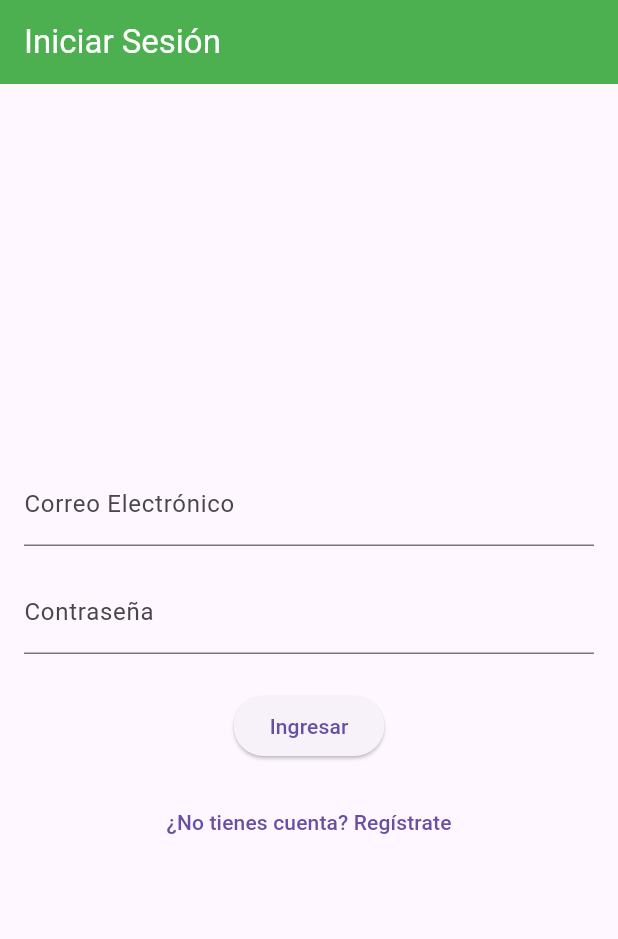
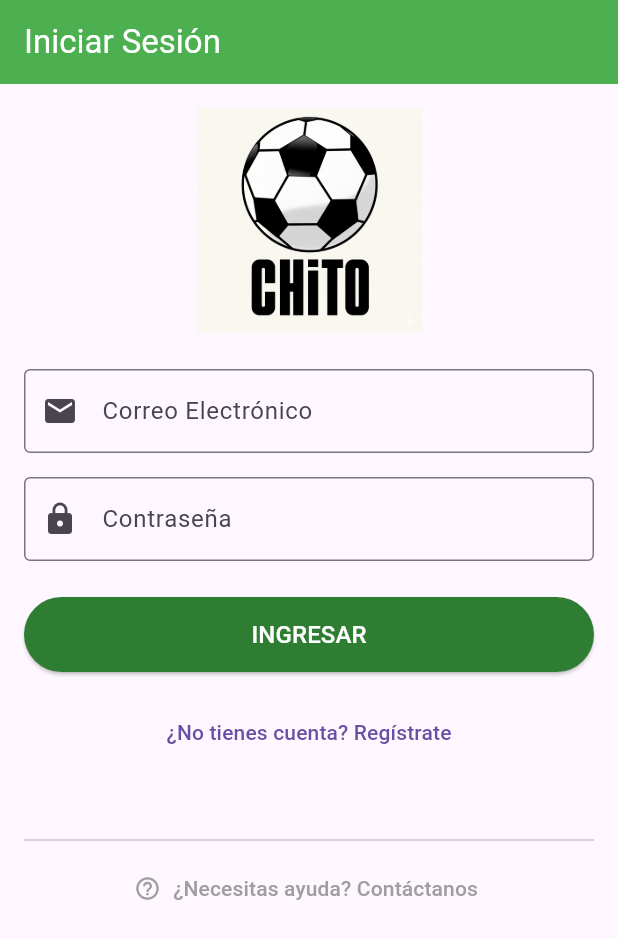
Before and after one commit to jonaalan/LigaRocaApp, a Flutter app: the screen it shows after launch, on a phone screen of 412 x 824 dp. Shown: the top 939 px of the screen. Run offline on Flutter 3.47's test engine with Material 3 defaults, Android fonts, the phone set to English and light mode, and no system bars; our stand-ins replace cloud_firestore, firebase_auth, firebase_core, firebase_messaging; accounts and stored records are empty.

Commit message:
agregue modulo de reportes de problemas en la app!

```diff
--- a/lib/src/screens/login_screen.dart
+++ b/lib/src/screens/login_screen.dart
@@ -1,4 +1,5 @@
 import 'package:flutter/material.dart';
+import 'package:url_launcher/url_launcher.dart';
 import '../services/auth_service.dart';
 import 'home_screen.dart';
 import 'registro_screen.dart';
@@ -45,6 +46,28 @@ class _LoginScreenState extends State<LoginScreen> {
     }
   }
 
+  Future<void> _contactarSoporte() async {
+    final Uri emailLaunchUri = Uri(
+      scheme: 'mailto',
+      path: 'soporte.ligaroca@gmail.com',
+      query: 'subject=Consulta sobre Liga Roca App',
+    );
+
+    try {
+      if (await canLaunchUrl(emailLaunchUri)) {
+        await launchUrl(emailLaunchUri);
+      } else {
+        throw 'No se pudo abrir el correo';
+      }
+    } catch (e) {
+      if (mounted) {
+        ScaffoldMessenger.of(context).showSnackBar(
+          const SnackBar(content: Text('Escriba a: soporte.ligaroca@gmail.com')),
+        );
+      }
+    }
+  }
+
   @override
   Widget build(BuildContext context) {
     return Scaffold(
@@ -53,29 +76,55 @@ class _LoginScreenState extends State<LoginScreen> {
         padding: const EdgeInsets.all(16.0),
         child: Form(
           key: _formKey,
+          child: SingleChildScrollView(
             child: Column(
               mainAxisAlignment: MainAxisAlignment.center,
               children: [
+                // Logo de la App
+                SizedBox(
+                  height: 150,
+                  child: Image.asset('assets/icon/Chitologo1024.png'),
+                ),
+                const SizedBox(height: 24),
+
                 TextFormField(
                   controller: _emailController,
-                decoration: const InputDecoration(labelText: 'Correo Electrónico'),
+                  decoration: const InputDecoration(
+                    labelText: 'Correo Electrónico',
+                    prefixIcon: Icon(Icons.email),
+                    border: OutlineInputBorder(),
+                  ),
                   keyboardType: TextInputType.emailAddress,
                   validator: (v) => v!.isEmpty ? 'Ingrese su email' : null,
                 ),
                 const SizedBox(height: 16),
                 TextFormField(
                   controller: _passwordController,
-                decoration: const InputDecoration(labelText: 'Contraseña'),
+                  decoration: const InputDecoration(
+                    labelText: 'Contraseña',
+                    prefixIcon: Icon(Icons.lock),
+                    border: OutlineInputBorder(),
+                  ),
                   obscureText: true,
                   validator: (v) => v!.isEmpty ? 'Ingrese su contraseña' : null,
                 ),
                 const SizedBox(height: 24),
-              _isLoading
-                  ? const CircularProgressIndicator()
+
+                SizedBox(
+                  width: double.infinity,
+                  height: 50,
+                  child: _isLoading
+                      ? const Center(child: CircularProgressIndicator())
                       : ElevatedButton(
                           onPressed: _login,
-                      child: const Text('Ingresar'),
+                          style: ElevatedButton.styleFrom(
+                            backgroundColor: Colors.green[800],
+                            foregroundColor: Colors.white,
                           ),
+                          child: const Text('INGRESAR', style: TextStyle(fontSize: 16)),
+                        ),
+                ),
+
                 const SizedBox(height: 16),
                 TextButton(
                   onPressed: () {
@@ -85,7 +134,16 @@ class _LoginScreenState extends State<LoginScreen> {
                   },
                   child: const Text('¿No tienes cuenta? Regístrate'),
                 ),
+
+                const SizedBox(height: 40),
+                const Divider(),
+                TextButton.icon(
+                  onPressed: _contactarSoporte,
+                  icon: const Icon(Icons.help_outline, color: Colors.grey),
+                  label: const Text('¿Necesitas ayuda? Contáctanos', style: TextStyle(color: Colors.grey)),
+                ),
               ],
+            ),
           ),
         ),
       ),
--- a/pubspec.yaml
+++ b/pubspec.yaml
@@ -38,3 +38,5 @@ flutter_launcher_icons:
 
 flutter:
   uses-material-design: true
+  assets:
+    - assets/icon/
```
Also changed, not shown: assets/icon/Chitologo1024 png.png (added), assets/icon/Chitologo1024.png, assets/icon/Chitologo1024old1.png (added). Lines whose indentation alone changed are shown as unchanged.
